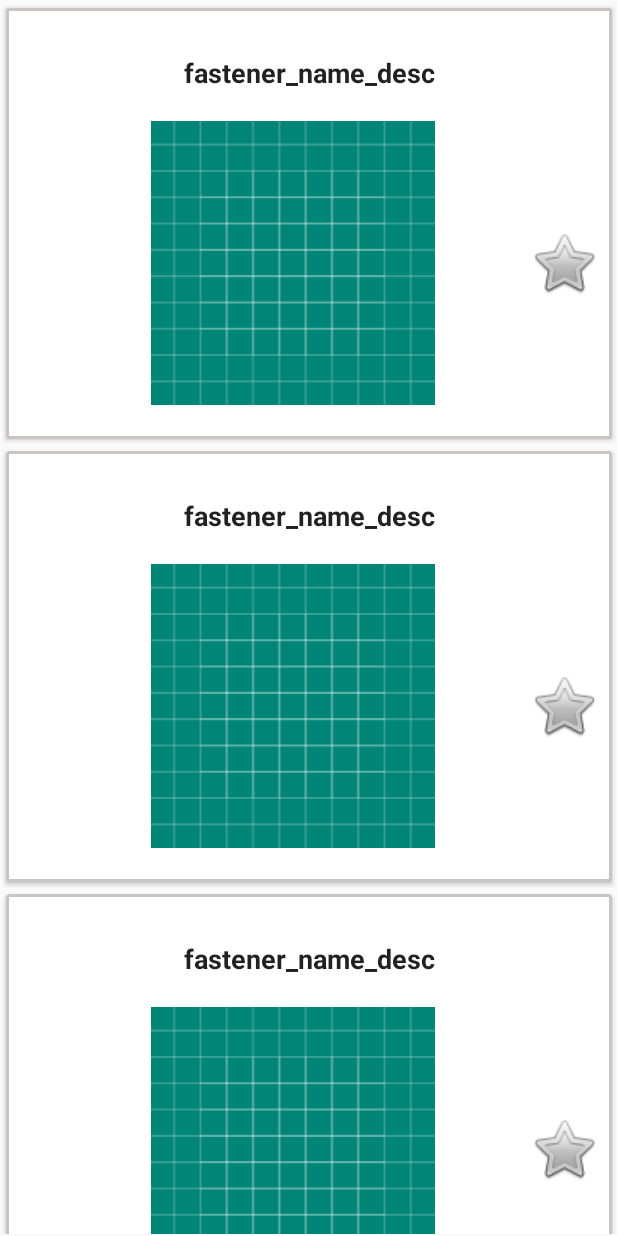
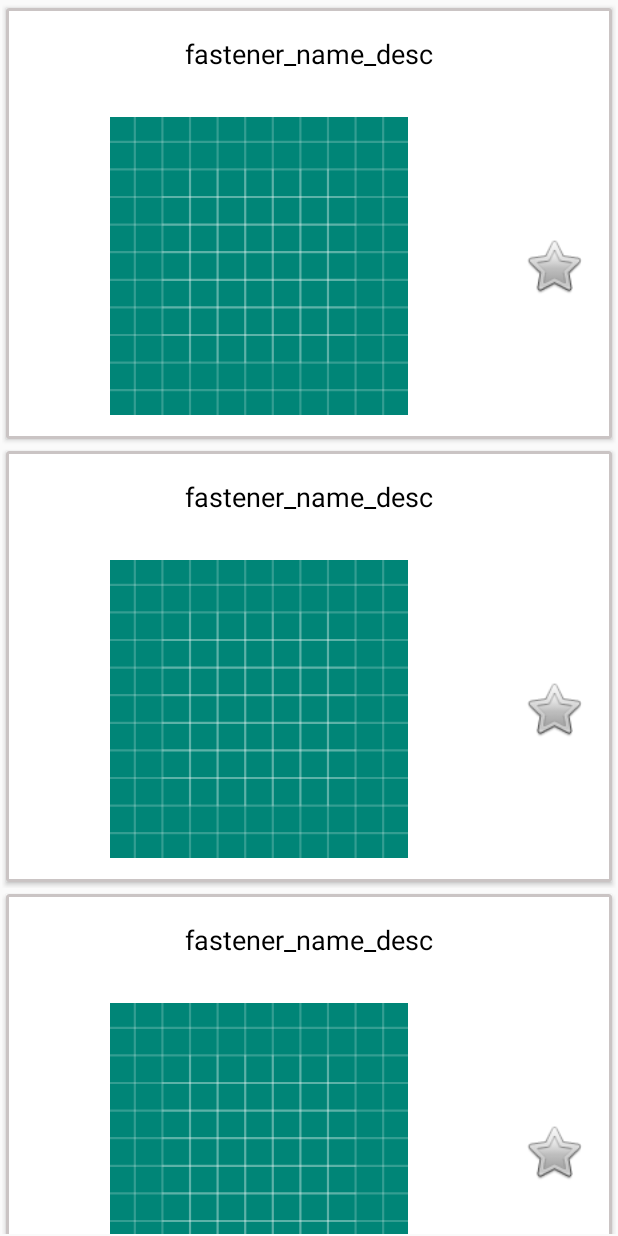
Before and after one commit to laur1208/HeadClearancePRO, an Android app: the layout activity_fasteners_list.xml on its own in the app's theme, with its tools: preview values and no code run, on a phone screen of 412 x 824 dp. Run offline under Robolectric (Android 15) with nearby library versions, the phone set to English and light mode, and no system bars; network calls fail.

Commit message:
added new layout for second activity

```diff
--- a/app/src/main/java/ps/room/headclearancefree/FastenersListActivity.java
+++ b/app/src/main/java/ps/room/headclearancefree/FastenersListActivity.java
@@ -129,7 +129,7 @@ public class FastenersListActivity extends AppCompatActivity implements Fastener
 
     @Override
     public void onFastenerClick(int position, View clickedView, int fastener_id, int fastener_type_id, int value_to_set_on_favorite) {
-        if (clickedView.getId() == R.id.is_favorite) {
+        if (clickedView.getId() == R.id.favorite_img) {
             updateFastenerFavoriteValue(position, fastener_id, fastener_type_id, value_to_set_on_favorite);
         } else {
             Intent intent = new Intent(this, FastenerDetailActivity.class);
--- a/app/src/main/java/ps/room/headclearancefree/FastenersListRecyclerAdapter.java
+++ b/app/src/main/java/ps/room/headclearancefree/FastenersListRecyclerAdapter.java
@@ -27,7 +27,7 @@ public class FastenersListRecyclerAdapter extends RecyclerView.Adapter<Fasteners
     @NonNull
     @Override
     public ViewHolder onCreateViewHolder(@NonNull ViewGroup parent, int viewType) {
-        View itemView = mLayoutInflater.inflate(R.layout.fastener_description_item, parent, false);
+        View itemView = mLayoutInflater.inflate(R.layout.fastener_desc_item, parent, false);
         float height = parent.getHeight();
         //itemView.getLayoutParams().height = Math.round(height/3);
         return new ViewHolder(itemView, onFastenerListener);
@@ -74,9 +74,9 @@ public class FastenersListRecyclerAdapter extends RecyclerView.Adapter<Fasteners
 
         ViewHolder(@NonNull final View itemView, OnFastenerListener onFastenerListener) {
             super(itemView);
-            mFastenerDescription = itemView.findViewById(R.id.fastener_name_desc);
-            mFastenerImage = itemView.findViewById(R.id.fastener_image);
-            mIsFavorite = itemView.findViewById(R.id.is_favorite);
+            mFastenerDescription = itemView.findViewById(R.id.fastener_name_rel);
+            mFastenerImage = itemView.findViewById(R.id.fastener_image_frm);
+            mIsFavorite = itemView.findViewById(R.id.favorite_img);
             this.onFastenerListener = onFastenerListener;
 
             itemView.setOnClickListener(this);
--- a/app/src/main/res/layout/activity_fasteners_list.xml
+++ b/app/src/main/res/layout/activity_fasteners_list.xml
@@ -19,5 +19,5 @@
         app:layout_constraintEnd_toEndOf="parent"
         app:layout_constraintStart_toStartOf="parent"
         app:layout_constraintTop_toTopOf="parent"
-        tools:listitem="@layout/fastener_description_item" />
+        tools:listitem="@layout/fastener_desc_item" />
 </androidx.constraintlayout.widget.ConstraintLayout>
--- /dev/null
+++ b/app/src/main/res/layout/fastener_desc_item.xml
@@ -0,0 +1,59 @@
+<?xml version="1.0" encoding="utf-8"?>
+<FrameLayout xmlns:android="http://schemas.android.com/apk/res/android"
+    xmlns:app="http://schemas.android.com/apk/res-auto"
+    xmlns:tools="http://schemas.android.com/tools"
+    android:layout_width="match_parent"
+    android:layout_height="wrap_content">
+
+    <androidx.cardview.widget.CardView
+        android:layout_width="match_parent"
+        android:layout_height="wrap_content"
+        android:background="@color/grey"
+        app:cardBackgroundColor="@color/grey"
+        app:cardCornerRadius="2dp"
+        app:cardElevation="2dp"
+        app:cardUseCompatPadding="true"
+        app:contentPadding="2dp" >
+
+        <androidx.constraintlayout.widget.ConstraintLayout
+            android:layout_width="match_parent"
+            android:layout_height="283dp"
+            android:background="@color/white">
+
+            <include
+                android:id="@+id/fastener_name_lay"
+                layout="@layout/fastener_name_layout"
+                android:layout_width="0dp"
+                android:layout_height="0dp"
+                app:layout_constraintEnd_toEndOf="parent"
+                app:layout_constraintHeight_percent="0.2"
+                app:layout_constraintStart_toStartOf="parent"
+                app:layout_constraintTop_toTopOf="parent" />
+
+            <include
+                android:id="@+id/fastener_img_lay"
+                layout="@layout/fastener_image_frame"
+                android:layout_width="0dp"
+                android:layout_height="0dp"
+                android:layout_marginStart="0dp"
+                app:layout_constraintBottom_toBottomOf="parent"
+                app:layout_constraintEnd_toStartOf="@+id/favorite_lay"
+                app:layout_constraintHeight_percent="0.7"
+                app:layout_constraintStart_toStartOf="parent"
+                app:layout_constraintTop_toBottomOf="@+id/fastener_name_lay"
+                app:layout_constraintWidth_percent="0.80" />
+
+            <include
+                android:id="@+id/favorite_lay"
+                layout="@layout/favorite_image_frame"
+                android:layout_width="0dp"
+                android:layout_height="0dp"
+                app:layout_constraintBottom_toBottomOf="parent"
+                app:layout_constraintEnd_toEndOf="parent"
+                app:layout_constraintHeight_percent="0.15"
+                app:layout_constraintWidth_percent="0.15"
+                app:layout_constraintStart_toEndOf="@+id/fastener_img_lay"
+                app:layout_constraintTop_toBottomOf="@+id/fastener_name_lay" />
+        </androidx.constraintlayout.widget.ConstraintLayout>
+    </androidx.cardview.widget.CardView>
+</FrameLayout>
--- a/app/src/main/res/layout/fastener_name_layout.xml
+++ b/app/src/main/res/layout/fastener_name_layout.xml
@@ -11,5 +11,6 @@
         android:gravity="center"
         android:text="@string/fastener_name_desc"
         android:textAlignment="center"
-        android:textAppearance="@style/TextAppearance.AppCompat.Medium" />
+        android:textAppearance="@style/TextAppearance.AppCompat.Medium"
+        android:textColor="@color/black" />
 </RelativeLayout>
--- /dev/null
+++ b/app/src/main/res/layout/favorite_image_frame.xml
@@ -0,0 +1,14 @@
+<?xml version="1.0" encoding="utf-8"?>
+<FrameLayout xmlns:android="http://schemas.android.com/apk/res/android"
+    xmlns:app="http://schemas.android.com/apk/res-auto"
+    android:id="@+id/favorite_img_frm"
+    android:layout_width="match_parent"
+    android:layout_height="match_parent">
+
+    <ImageView
+        android:id="@+id/favorite_img"
+        android:layout_width="match_parent"
+        android:layout_height="match_parent"
+        app:srcCompat="@drawable/star_off"
+        android:contentDescription="@string/is_favorite" />
+</FrameLayout>
```
